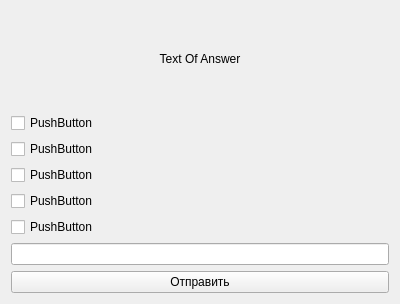
This is UI/question_form.ui in leonidlitvinoff/school_testing_system as Qt 5 draws it before an edit. The edited form follows.
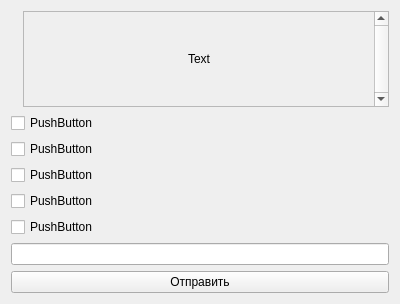
This is the edited form.

Commit message: Обновлен пользовательский интерфейс

The edit to the form file:
```diff
--- a/UI/question_form.ui
+++ b/UI/question_form.ui
@@ -16,61 +16,96 @@
         <layout class="QGridLayout" name="gridLayout_2">
             <item row="0" column="0">
                 <layout class="QGridLayout" name="gridLayout">
-                    <item row="3" column="0">
+     <item row="3" column="0" colspan="3">
                         <widget class="QCheckBox" name="checkBox_3">
                             <property name="text">
                                 <string>PushButton</string>
                             </property>
                         </widget>
                     </item>
-                    <item row="6" column="0">
+     <item row="6" column="0" colspan="3">
                         <widget class="QLineEdit" name="lineEdit"/>
                     </item>
-                    <item row="0" column="0">
-                        <widget class="QLabel" name="label">
-                            <property name="text">
-                                <string>Text Of Answer</string>
-                            </property>
-                            <property name="alignment">
-                                <set>Qt::AlignCenter</set>
-                            </property>
-                        </widget>
-                    </item>
-                    <item row="2" column="0">
+     <item row="2" column="0" colspan="3">
                         <widget class="QCheckBox" name="checkBox_2">
                             <property name="text">
                                 <string>PushButton</string>
                             </property>
                         </widget>
                     </item>
-                    <item row="5" column="0">
+     <item row="5" column="0" colspan="3">
                         <widget class="QCheckBox" name="checkBox_5">
                             <property name="text">
                                 <string>PushButton</string>
                             </property>
                         </widget>
                     </item>
-                    <item row="1" column="0">
+     <item row="1" column="0" colspan="3">
                         <widget class="QCheckBox" name="checkBox">
                             <property name="text">
                                 <string>PushButton</string>
                             </property>
                         </widget>
                     </item>
-                    <item row="4" column="0">
+     <item row="4" column="0" colspan="3">
                         <widget class="QCheckBox" name="checkBox_4">
                             <property name="text">
                                 <string>PushButton</string>
                             </property>
                         </widget>
                     </item>
-                    <item row="7" column="0">
+     <item row="7" column="0" colspan="3">
                         <widget class="QPushButton" name="pushButton">
                             <property name="text">
                                 <string>Отправить</string>
                             </property>
                         </widget>
                     </item>
+     <item row="0" column="2">
+      <widget class="QScrollArea" name="scrollArea">
+       <property name="verticalScrollBarPolicy">
+        <enum>Qt::ScrollBarAlwaysOn</enum>
+       </property>
+       <property name="widgetResizable">
+        <bool>true</bool>
+       </property>
+       <widget class="QWidget" name="scrollAreaWidgetContents_2">
+        <property name="geometry">
+         <rect>
+          <x>0</x>
+          <y>0</y>
+          <width>349</width>
+          <height>112</height>
+         </rect>
+        </property>
+        <layout class="QGridLayout" name="gridLayout_4">
+         <item row="0" column="1">
+          <layout class="QGridLayout" name="gridLayout_3">
+           <item row="0" column="0">
+            <widget class="QLabel" name="label">
+             <property name="sizePolicy">
+              <sizepolicy hsizetype="Minimum" vsizetype="Preferred">
+               <horstretch>0</horstretch>
+               <verstretch>0</verstretch>
+              </sizepolicy>
+             </property>
+             <property name="text">
+              <string>Text</string>
+             </property>
+             <property name="scaledContents">
+              <bool>false</bool>
+             </property>
+             <property name="alignment">
+              <set>Qt::AlignCenter</set>
+             </property>
+            </widget>
+           </item>
+          </layout>
+         </item>
+        </layout>
+       </widget>
+      </widget>
+     </item>
                 </layout>
             </item>
         </layout>
```
Lines whose indentation alone changed are shown as unchanged. The commit also changes 6 other files.
